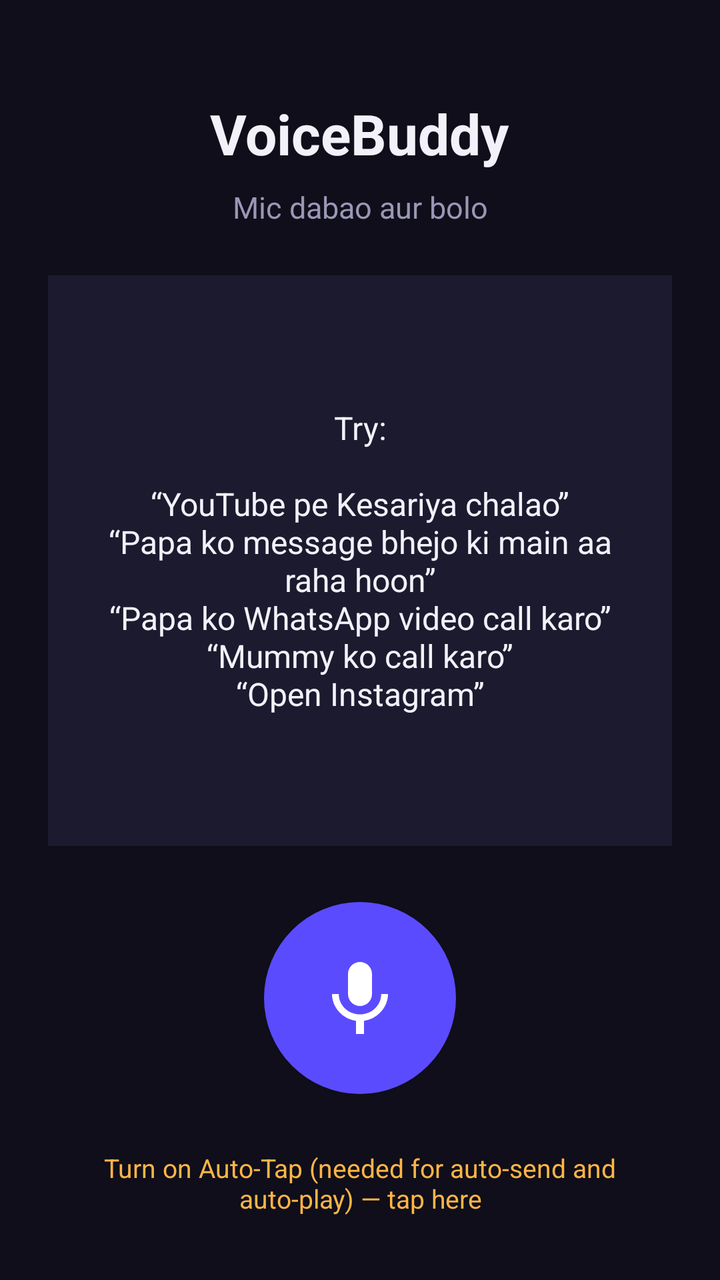
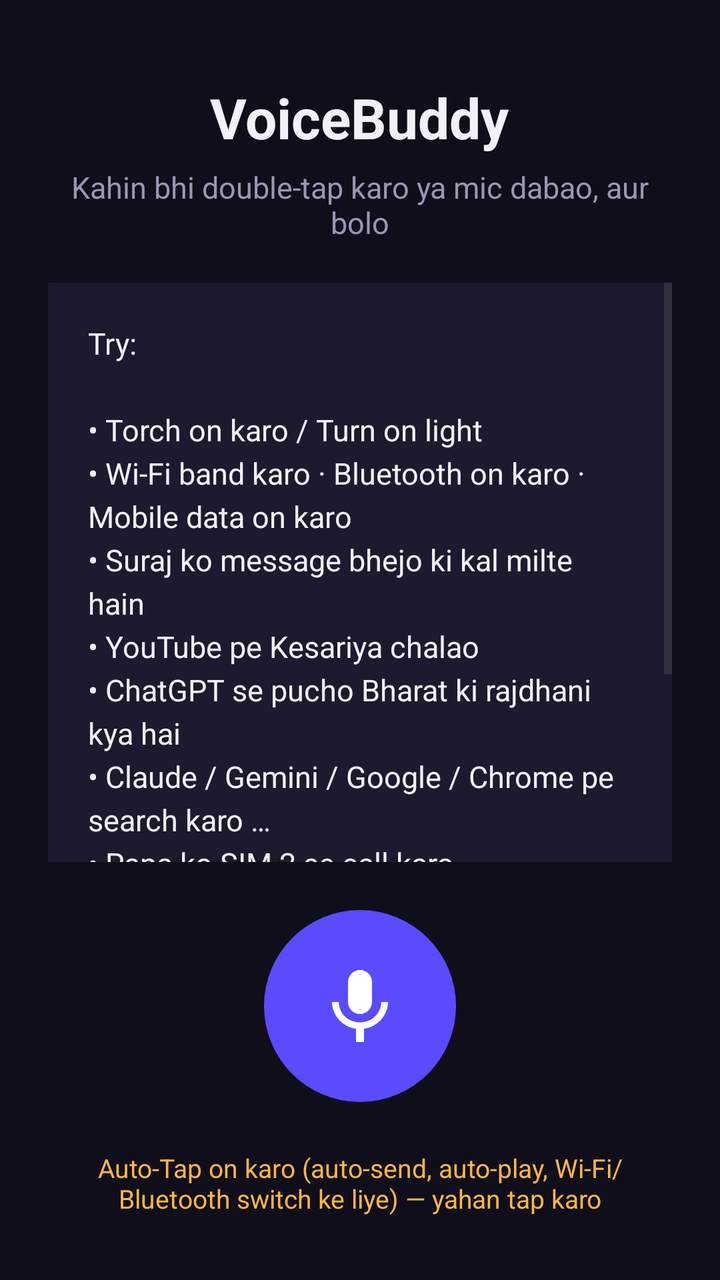

Compare the two renders of this Android layout. The source of the first and the diff that turns it into the second are given below.
<!-- AndroidManifest.xml: application theme Theme.VoiceBuddy -->
<!-- res/layout/activity_main.xml -->
<?xml version="1.0" encoding="utf-8"?>
<LinearLayout xmlns:android="http://schemas.android.com/apk/res/android"
    android:layout_width="match_parent"
    android:layout_height="match_parent"
    android:gravity="center_horizontal"
    android:orientation="vertical"
    android:padding="24dp">

    <TextView
        android:layout_width="wrap_content"
        android:layout_height="wrap_content"
        android:layout_marginTop="24dp"
        android:text="VoiceBuddy"
        android:textColor="@color/text"
        android:textSize="28sp"
        android:textStyle="bold" />

    <TextView
        android:id="@+id/statusText"
        android:layout_width="match_parent"
        android:layout_height="wrap_content"
        android:layout_marginTop="8dp"
        android:gravity="center"
        android:text="Mic dabao aur bolo"
        android:textColor="@color/muted"
        android:textSize="15sp" />

    <TextView
        android:id="@+id/heardText"
        android:layout_width="match_parent"
        android:layout_height="0dp"
        android:layout_marginTop="24dp"
        android:layout_weight="1"
        android:background="@color/card"
        android:gravity="center"
        android:padding="20dp"
        android:text="Try:\n\n“YouTube pe Kesariya chalao”\n“Papa ko message bhejo ki main aa raha hoon”\n“Papa ko WhatsApp video call karo”\n“Mummy ko call karo”\n“Open Instagram”"
        android:textColor="@color/text"
        android:textSize="16sp" />

    <ImageButton
        android:id="@+id/micButton"
        android:layout_width="96dp"
        android:layout_height="96dp"
        android:layout_marginTop="28dp"
        android:background="@drawable/mic_button"
        android:contentDescription="Speak"
        android:scaleType="centerInside"
        android:src="@drawable/ic_mic" />

    <TextView
        android:id="@+id/autoTapHint"
        android:layout_width="match_parent"
        android:layout_height="wrap_content"
        android:layout_marginTop="20dp"
        android:gravity="center"
        android:padding="8dp"
        android:text="Turn on Auto-Tap (needed for auto-send and auto-play) — tap here"
        android:textColor="#FFB547"
        android:textSize="13sp" />
</LinearLayout>
<!-- resources referenced by this layout -->
<resources>
  <color name="card">#1C1A2E</color>
  <color name="muted">#9A97B5</color>
  <color name="text">#F2F1FA</color>
  <!-- drawable ic_mic (drawable) -->
  <vector xmlns:android="http://schemas.android.com/apk/res/android"
      android:width="48dp" android:height="48dp"
      android:viewportWidth="24" android:viewportHeight="24">
      <path android:fillColor="#5B4BFF"
          android:pathData="M12,1a11,11 0,1 0,0.001 0z" />
      <path android:fillColor="#FFFFFF"
          android:pathData="M12,14c1.66,0 3,-1.34 3,-3V6c0,-1.66 -1.34,-3 -3,-3S9,4.34 9,6v5c0,1.66 1.34,3 3,3zM17.3,11c0,3 -2.54,5.1 -5.3,5.1S6.7,14 6.7,11H5c0,3.41 2.72,6.23 6,6.72V21h2v-3.28c3.28,-0.48 6,-3.3 6,-6.72h-1.7z" />
  </vector>
  <!-- drawable mic_button (drawable) -->
  <shape xmlns:android="http://schemas.android.com/apk/res/android" android:shape="oval">
      <solid android:color="#5B4BFF" />
  </shape>
  <style name="Theme.VoiceBuddy" parent="Theme.Material3.DayNight.NoActionBar">
          <item name="colorPrimary">#5B4BFF</item>
          <item name="android:statusBarColor">#0F0E1A</item>
          <item name="android:windowBackground">@color/bg</item>
      </style>
  <color name="bg">#0F0E1A</color>
</resources>

<!-- the commit's change to res/layout/activity_main.xml (unified diff, before → after) -->
@@ -9,7 +9,7 @@
     <TextView
         android:layout_width="wrap_content"
         android:layout_height="wrap_content"
-        android:layout_marginTop="24dp"
+        android:layout_marginTop="16dp"
         android:text="VoiceBuddy"
         android:textColor="@color/text"
         android:textSize="28sp"
@@ -19,30 +19,35 @@
         android:id="@+id/statusText"
         android:layout_width="match_parent"
         android:layout_height="wrap_content"
-        android:layout_marginTop="8dp"
+        android:layout_marginTop="6dp"
         android:gravity="center"
-        android:text="Mic dabao aur bolo"
+        android:text="Kahin bhi double-tap karo ya mic dabao, aur bolo"
         android:textColor="@color/muted"
         android:textSize="15sp" />
 
-    <TextView
-        android:id="@+id/heardText"
+    <ScrollView
         android:layout_width="match_parent"
         android:layout_height="0dp"
-        android:layout_marginTop="24dp"
+        android:layout_marginTop="20dp"
         android:layout_weight="1"
-        android:background="@color/card"
-        android:gravity="center"
-        android:padding="20dp"
-        android:text="Try:\n\n“YouTube pe Kesariya chalao”\n“Papa ko message bhejo ki main aa raha hoon”\n“Papa ko WhatsApp video call karo”\n“Mummy ko call karo”\n“Open Instagram”"
-        android:textColor="@color/text"
-        android:textSize="16sp" />
+        android:background="@color/card">
+
+        <TextView
+            android:id="@+id/heardText"
+            android:layout_width="match_parent"
+            android:layout_height="wrap_content"
+            android:lineSpacingExtra="4dp"
+            android:padding="20dp"
+            android:text="Try:\n\n• Torch on karo / Turn on light\n• Wi-Fi band karo · Bluetooth on karo · Mobile data on karo\n• Suraj ko message bhejo ki kal milte hain\n• YouTube pe Kesariya chalao\n• ChatGPT se pucho Bharat ki rajdhani kya hai\n• Claude / Gemini / Google / Chrome pe search karo …\n• Papa ko SIM 2 se call karo\n• Atharav ko WhatsApp audio call karo\n• Papa ko WhatsApp video call karo\n• Volume badhao · Screenshot lo · Phone lock karo\n• Instagram kholo"
+            android:textColor="@color/text"
+            android:textSize="15sp" />
+    </ScrollView>
 
     <ImageButton
         android:id="@+id/micButton"
         android:layout_width="96dp"
         android:layout_height="96dp"
-        android:layout_marginTop="28dp"
+        android:layout_marginTop="24dp"
         android:background="@drawable/mic_button"
         android:contentDescription="Speak"
         android:scaleType="centerInside"
@@ -52,10 +57,10 @@
         android:id="@+id/autoTapHint"
         android:layout_width="match_parent"
         android:layout_height="wrap_content"
-        android:layout_marginTop="20dp"
+        android:layout_marginTop="16dp"
         android:gravity="center"
         android:padding="8dp"
-        android:text="Turn on Auto-Tap (needed for auto-send and auto-play) — tap here"
+        android:text="Auto-Tap on karo (auto-send, auto-play, Wi-Fi/Bluetooth switch ke liye) — yahan tap karo"
         android:textColor="#FFB547"
         android:textSize="13sp" />
 </LinearLayout>
